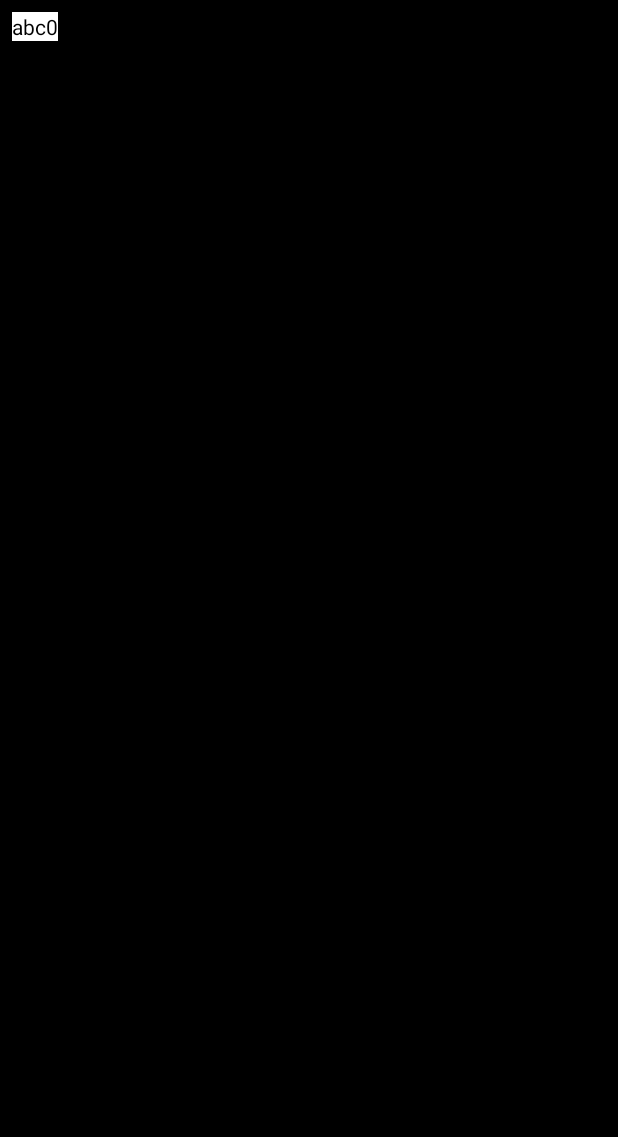
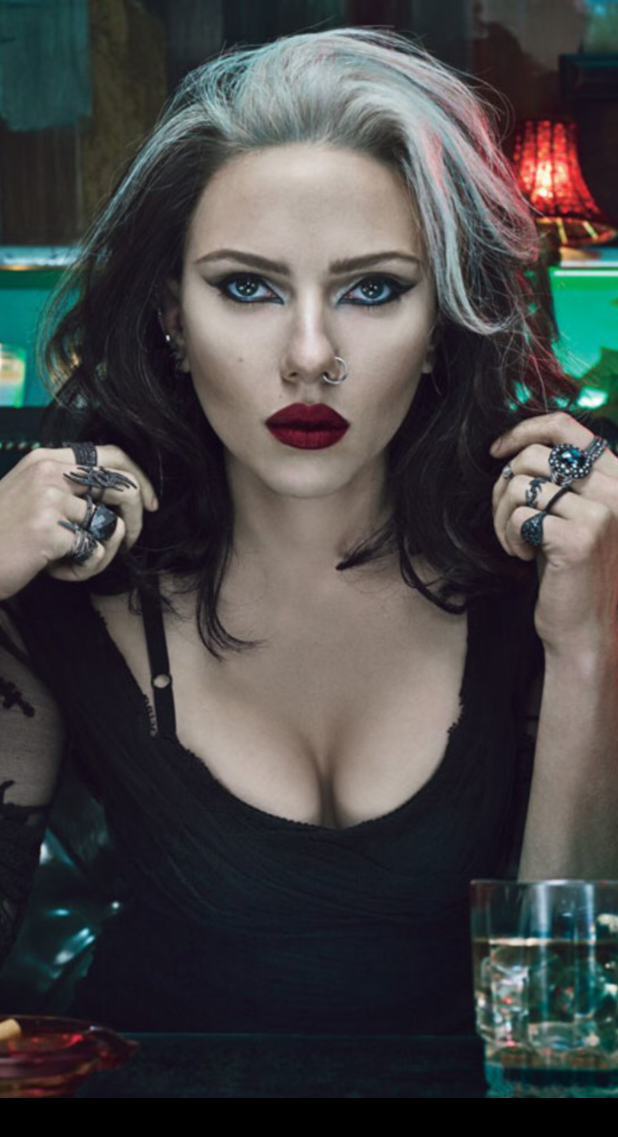
Before and after one commit to costarafaelhugo/Netflix-Java-Clone, an Android app: the screen it shows after launch (MainActivity), on a phone screen of 412 x 824 dp. Before the commit the part shown is almost empty. Shown: the top 1137 px of the screen. Run offline under Robolectric (Android 15) with nearby library versions, the phone set to English and light mode, and no system bars.

Commit message:
Moquei uma imagem pra testar o RV

```diff
--- a/app/src/main/java/com/hugorafaelcosta/netflixjavaversion/MainActivity.java
+++ b/app/src/main/java/com/hugorafaelcosta/netflixjavaversion/MainActivity.java
@@ -7,7 +7,7 @@ import android.support.v7.widget.LinearLayoutManager;
 import android.support.v7.widget.RecyclerView;
 import android.view.View;
 import android.view.ViewGroup;
-import android.widget.TextView;
+import android.widget.ImageView;
 
 import com.hugorafaelcosta.netflixjavaversion.model.Movie;
 
@@ -15,7 +15,8 @@ import java.util.ArrayList;
 import java.util.List;
 
 public class MainActivity extends AppCompatActivity {
-private MainAdapter mainAdapter;
+    private MainAdapter mainAdapter;
+
     @Override
     protected void onCreate(Bundle savedInstanceState) {
         super.onCreate(savedInstanceState);
@@ -24,21 +25,22 @@ private MainAdapter mainAdapter;
         RecyclerView recyclerView = findViewById(R.id.recycler_view_main);
 
         List<Movie> movies = new ArrayList<>();
-        for(int i=0;i<30; i++){
-          Movie  movie =   new Movie();
-          movie.setCoverUrl("abc"+i);
-          movies.add(movie);
+        for (int i = 0; i < 30; i++) {
+            Movie movie = new Movie();
+            movie.setCoverUrl(R.drawable.movie);
+            movies.add(movie);
         }
-mainAdapter= new MainAdapter(movies);
-        recyclerView.setLayoutManager(new LinearLayoutManager(this,LinearLayoutManager.VERTICAL,false));
-             recyclerView.setAdapter(mainAdapter);
+        mainAdapter = new MainAdapter(movies);
+        recyclerView.setLayoutManager(new LinearLayoutManager(this, LinearLayoutManager.VERTICAL, false));
+        recyclerView.setAdapter(mainAdapter);
     }
 
     private static class MovieHolder extends RecyclerView.ViewHolder {
-        private final TextView textViewUrl;
+        final ImageView imageViewCover;
+
         public MovieHolder(@NonNull View itemView) {
             super(itemView);
-             textViewUrl = itemView.findViewById((R.id.text_view_url));
+            imageViewCover = itemView.findViewById((R.id.image_view_cover));
         }
     }
 
@@ -58,7 +60,7 @@ mainAdapter= new MainAdapter(movies);
         @Override
         public void onBindViewHolder(@NonNull MovieHolder holder, int position) {
             Movie movie = movies.get(position);
-            holder.textViewUrl.setText(movie.getCoverUrl());
+            holder.imageViewCover.setImageResource(movie.getCoverUrl());
         }
 
         @Override
--- a/app/src/main/java/com/hugorafaelcosta/netflixjavaversion/model/Movie.java
+++ b/app/src/main/java/com/hugorafaelcosta/netflixjavaversion/model/Movie.java
@@ -2,13 +2,13 @@ package com.hugorafaelcosta.netflixjavaversion.model;
 
 public class Movie {
 
-    private String coverUrl;
+    private int coverUrl;
 
-    public String getCoverUrl() {
+    public int getCoverUrl() {
         return coverUrl;
     }
 
-    public void setCoverUrl(String coverUrl) {
+    public void setCoverUrl(int coverUrl) {
         this.coverUrl = coverUrl;
     }
 }
--- a/app/src/main/res/layout/movie_item.xml
+++ b/app/src/main/res/layout/movie_item.xml
@@ -5,15 +5,15 @@
     android:layout_height="match_parent"
     android:orientation="vertical">
 
-    <TextView
-        android:id="@+id/text_view_url"
-        android:layout_width="wrap_content"
-        android:layout_height="wrap_content"
-        android:layout_marginStart="8dp"
-        android:layout_marginTop="8dp"
-        android:textColor="@android:color/black"
-        android:text="Olá mundo"
-        app:layout_constraintStart_toStartOf="parent"
-        app:layout_constraintTop_toTopOf="parent"
-        android:background="@android:color/white"/>
+<ImageView
+    android:id="@+id/image_view_cover"
+    android:layout_width="wrap_content"
+    android:layout_height="0dp"
+    android:scaleType="centerCrop"
+    app:layout_constraintStart_toStartOf="parent"
+    app:layout_constraintTop_toTopOf="parent"
+    app:layout_constraintEnd_toEndOf="parent"
+    android:src="@drawable/movie"
+    app:layout_constraintDimensionRatio="h,9:16"/>
+
 </android.support.constraint.ConstraintLayout>
```
